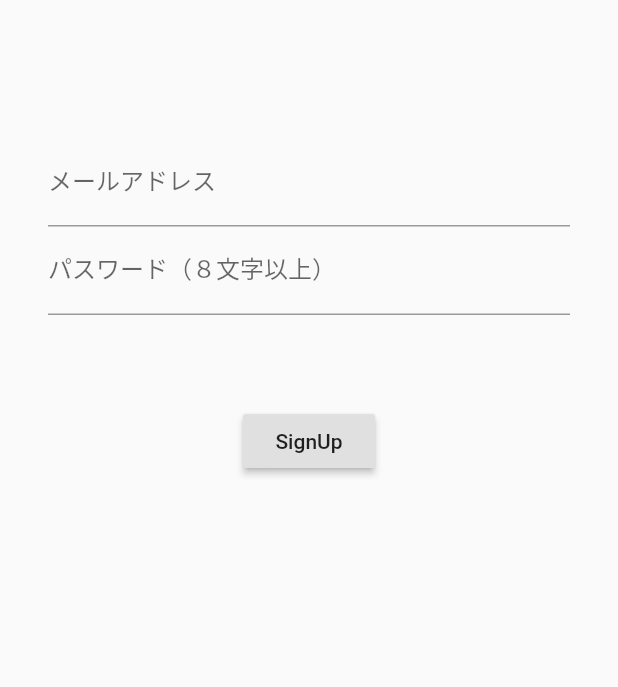
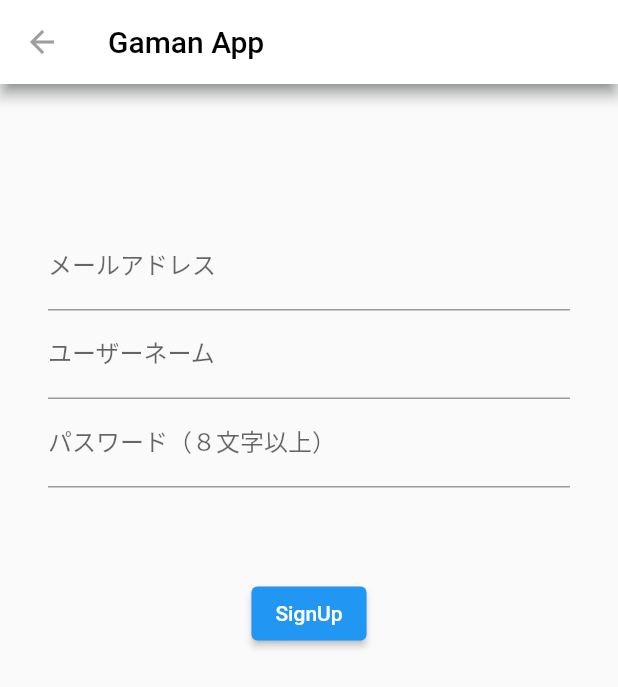
Before and after one commit to gaiax/my_gaman_app, a Flutter app: the StartPage screen opened directly, after a tap on "SignUp", on a phone screen of 412 x 824 dp. Shown: the top 687 px of the screen. Run offline on Flutter 3.47's test engine with Material 2 defaults, Android fonts, the phone set to English and light mode, and no system bars; our stand-ins replace cloud_firestore, firebase_auth, firebase_core, firebase_database, firebase_storage; missing offline and left inert: wave_progress_widget; accounts and stored records are empty; network calls fail; Roboto replaces fonts that are missing (Yu Gothic).

```diff
--- a/lib/main.dart
+++ b/lib/main.dart
@@ -7,7 +7,7 @@ import 'package:flutter/material.dart';
 
 import 'signup.dart';
 import 'login.dart';
-import 'home.dart';
+import 'goalset.dart';
 
 Future<void> main() async {
   WidgetsFlutterBinding.ensureInitialized();
@@ -33,7 +33,7 @@ class MyApp extends StatelessWidget {
             print('You have an error! ${snapshot.error.toString()}');
             return Text('Something went wrong!');
           } else if (snapshot.hasData) {
-            return StartPage();
+            return GoalSetPage();
           } else {
             return Center(
               child: CircularProgressIndicator(),
@@ -51,28 +51,40 @@ class StartPage extends StatefulWidget {
 }
 
 class _StartPageState extends State<StartPage> {
+  final Color white = Color(0xFFffffff);
+  final Color shadow = Color(0xFF505659);
+
   @override
   Widget build(BuildContext context) {
     return Scaffold(
+      appBar: AppBar(
+        iconTheme: IconThemeData(color: Colors.grey),
+        title: Text(
+          'Gaman App',
+          style: TextStyle(color: Colors.black),
+        ),
+        backgroundColor: white,
+        shadowColor: shadow,
+      ),
       body: Center(
         child: Container(
           padding: EdgeInsets.all(32.0),
           child: Column(
             children: <Widget>[
               Padding(padding: EdgeInsets.all(30.0)),
-              RaisedButton(
+              ElevatedButton(
                 onPressed: () {
                   // 登録後Home画面に遷移
-                  Navigator.of(context).pushReplacement(
+                  Navigator.of(context).push(
                     MaterialPageRoute(builder: (context) => MyAuthPage()),
                   );
                 },
                 child: Text("SignUp"),
               ),
-              RaisedButton(
+              ElevatedButton(
                 onPressed: () {
                   // 登録後Home画面に遷移
-                  Navigator.of(context).pushReplacement(
+                  Navigator.of(context).push(
                     MaterialPageRoute(builder: (context) => MyLoginPage()),
                   );
                 },
--- a/lib/signup.dart
+++ b/lib/signup.dart
@@ -1,5 +1,6 @@
 import 'package:firebase_core/firebase_core.dart';
 import 'package:firebase_auth/firebase_auth.dart';
+import 'package:firebase_storage/firebase_storage.dart';
 import 'package:flutter/material.dart';
 import 'home.dart';
 
@@ -9,13 +10,26 @@ class MyAuthPage extends StatefulWidget {
 }
 
 class _MyAuthPageState extends State<MyAuthPage> {
-  String newUserEmail = "";
-  String newUserPassword = "";
-  String infoText = "";
+  var newUserEmail = "";
+  var newUserPassword = "";
+  var infoText = "";
+  var userName = "";
+
+  final Color white = Color(0xFFffffff);
+  final Color shadow = Color(0xFF505659);
 
   @override
   Widget build(BuildContext context) {
     return Scaffold(
+      appBar: AppBar(
+        iconTheme: IconThemeData(color: Colors.grey),
+        title: Text(
+          'Gaman App',
+          style: TextStyle(color: Colors.black),
+        ),
+        backgroundColor: white,
+        shadowColor: shadow,
+      ),
       body: Center(
         child: Container(
           padding: EdgeInsets.all(32.0),
@@ -31,6 +45,14 @@ class _MyAuthPageState extends State<MyAuthPage> {
                 },
               ),
               TextFormField(
+                decoration: InputDecoration(labelText: "ユーザーネーム"),
+                onChanged: (String value) {
+                  setState(() {
+                    userName = value;
+                  });
+                },
+              ),
+              TextFormField(
                 decoration: InputDecoration(labelText: "パスワード（８文字以上）"),
                 //　パスワードを見えないように
                 obscureText: true,
@@ -41,14 +63,22 @@ class _MyAuthPageState extends State<MyAuthPage> {
                 },
               ),
               Padding(padding: EdgeInsets.all(30.0)),
-              RaisedButton(
+              ElevatedButton(
                 onPressed: () async {
                   try {
                     // メールとパスワードでユーザー登録
                     final FirebaseAuth auth = FirebaseAuth.instance;
-                    await auth.createUserWithEmailAndPassword(
+                    final UserCredential authResult = await auth.createUserWithEmailAndPassword(
                       email: newUserEmail, password: newUserPassword,
                     );
+
+                    final User user = authResult.user;
+
+                    final FirebaseStorage storage = FirebaseStorage.instance;
+                    var photo = storage.ref().child('userPhoto.png').fullPath;
+
+                    await user.updateProfile(displayName: userName, photoURL: photo);
+                    await user.reload();
 
                     // 登録後Home画面に遷移
                     await Navigator.of(context).pushReplacement(
--- a/pubspec.yaml
+++ b/pubspec.yaml
@@ -28,6 +28,7 @@ dependencies:
   firebase_auth: ^1.0.1
   cloud_firestore: ^1.0.3
   firebase_analytics: ^7.1.1
+  firebase_storage: ^8.0.1
   wave_progress_widget: ^0.0.1
   intl: ^0.17.0
 
```
Also changed, not shown: lib/goalset.dart (added, +173 -0 lines), lib/home.dart (+16 -10 lines), lib/login.dart (+13 -1 lines).
